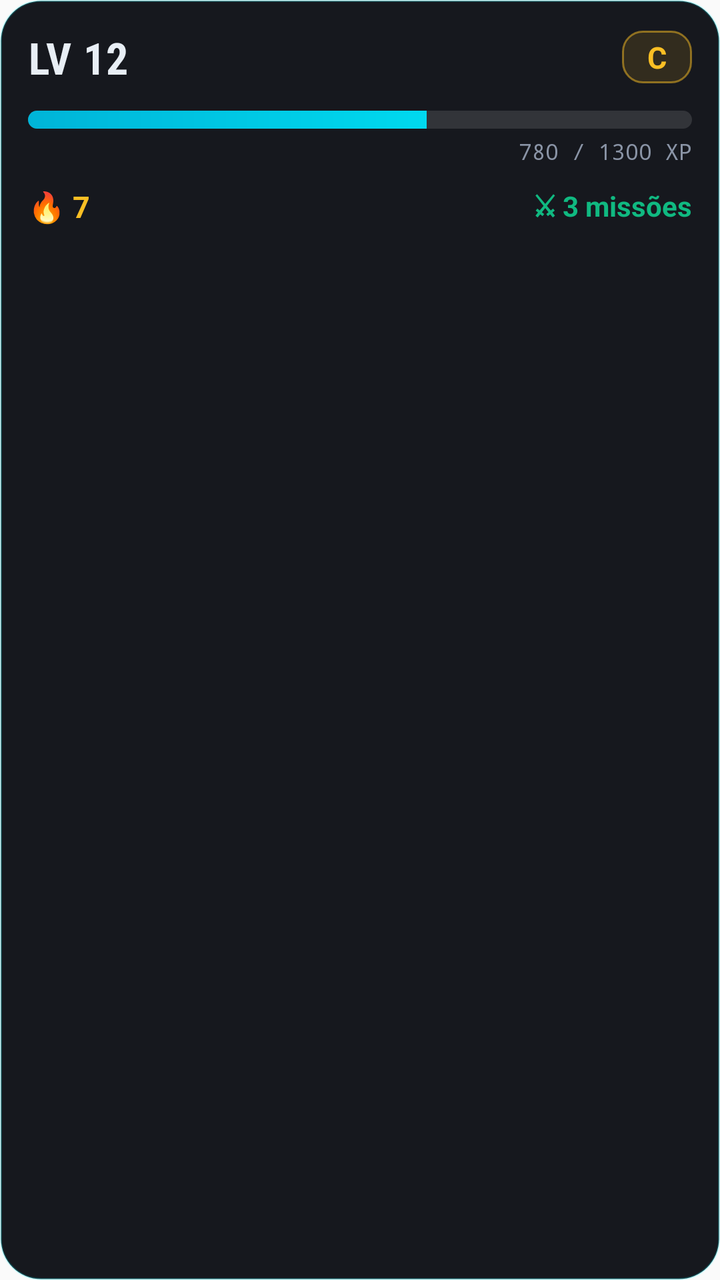
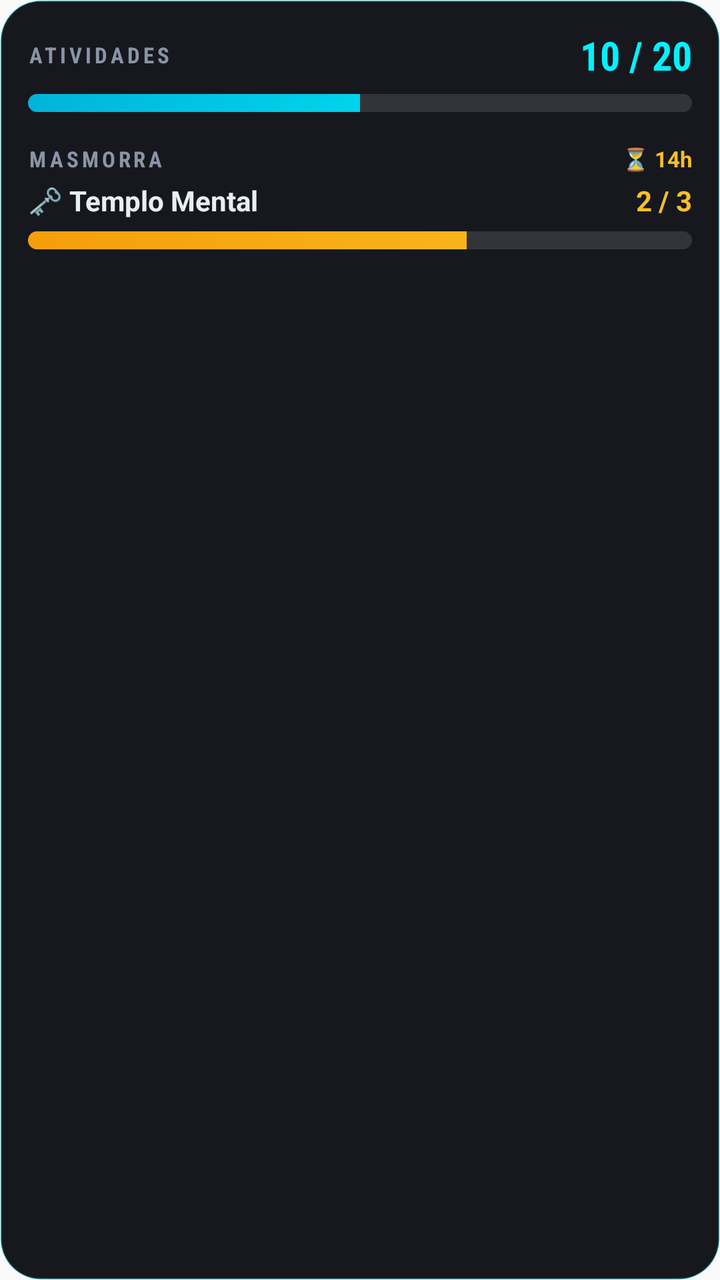

An Android layout rendered at two revisions. The XML below is the earlier revision; the diff shows what the commit changed to produce the second picture.
<!-- AndroidManifest.xml: application theme AppTheme -->
<!-- res/layout/widget_liferpg.xml -->
<?xml version="1.0" encoding="utf-8"?>
<LinearLayout xmlns:android="http://schemas.android.com/apk/res/android"
    android:id="@+id/widget_root"
    android:layout_width="match_parent"
    android:layout_height="match_parent"
    android:orientation="vertical"
    android:background="@drawable/widget_bg"
    android:padding="14dp">

    
    <LinearLayout
        android:layout_width="match_parent"
        android:layout_height="wrap_content"
        android:orientation="horizontal"
        android:gravity="center_vertical">

        <TextView
            android:id="@+id/widget_level"
            android:layout_width="0dp"
            android:layout_height="wrap_content"
            android:layout_weight="1"
            android:text="LV 12"
            android:textColor="#E8EEF5"
            android:textStyle="bold"
            android:textSize="22sp"
            android:fontFamily="sans-serif-condensed"
            android:letterSpacing="0.02" />

        <TextView
            android:id="@+id/widget_rank"
            android:layout_width="wrap_content"
            android:layout_height="wrap_content"
            android:background="@drawable/widget_rank_badge"
            android:paddingStart="12dp"
            android:paddingEnd="12dp"
            android:paddingTop="3dp"
            android:paddingBottom="3dp"
            android:text="C"
            android:textColor="#FBBF24"
            android:textStyle="bold"
            android:textSize="15sp"
            android:letterSpacing="0.08" />
    </LinearLayout>

    
    <ProgressBar
        android:id="@+id/widget_xp_bar"
        style="?android:attr/progressBarStyleHorizontal"
        android:layout_width="match_parent"
        android:layout_height="9dp"
        android:layout_marginTop="12dp"
        android:max="100"
        android:progress="60"
        android:progressDrawable="@drawable/widget_xp_progress" />

    <TextView
        android:id="@+id/widget_xp_text"
        android:layout_width="match_parent"
        android:layout_height="wrap_content"
        android:layout_marginTop="4dp"
        android:text="780 / 1300 XP"
        android:textColor="#8A94A6"
        android:textSize="11sp"
        android:gravity="end"
        android:fontFamily="monospace" />

    
    <LinearLayout
        android:layout_width="match_parent"
        android:layout_height="wrap_content"
        android:orientation="horizontal"
        android:layout_marginTop="10dp"
        android:gravity="center_vertical">

        <TextView
            android:id="@+id/widget_streak"
            android:layout_width="0dp"
            android:layout_height="wrap_content"
            android:layout_weight="1"
            android:text="🔥 7"
            android:textColor="#FBBF24"
            android:textStyle="bold"
            android:textSize="15sp" />

        <TextView
            android:id="@+id/widget_quests"
            android:layout_width="wrap_content"
            android:layout_height="wrap_content"
            android:text="⚔ 3 missões"
            android:textColor="#10B981"
            android:textStyle="bold"
            android:textSize="14sp" />
    </LinearLayout>

</LinearLayout>
<!-- resources referenced by this layout -->
<resources>
  <!-- drawable widget_bg (drawable) -->
  <?xml version="1.0" encoding="utf-8"?>
  <shape xmlns:android="http://schemas.android.com/apk/res/android"
      android:shape="rectangle">
      <solid android:color="#F20A0C12" />
      <corners android:radius="20dp" />
      <stroke android:width="1dp" android:color="#3300F2FE" />
  </shape>
  <!-- drawable widget_rank_badge (drawable) -->
  <?xml version="1.0" encoding="utf-8"?>
  <shape xmlns:android="http://schemas.android.com/apk/res/android"
      android:shape="rectangle">
      <solid android:color="#1FFBBF24" />
      <corners android:radius="10dp" />
      <stroke android:width="1dp" android:color="#80FBBF24" />
  </shape>
  <!-- drawable widget_xp_progress (drawable) -->
  <?xml version="1.0" encoding="utf-8"?>
  <layer-list xmlns:android="http://schemas.android.com/apk/res/android">
      <item android:id="@android:id/background">
          <shape android:shape="rectangle">
              <corners android:radius="6dp" />
              <solid android:color="#1FFFFFFF" />
          </shape>
      </item>
      <item android:id="@android:id/progress">
          <clip>
              <shape android:shape="rectangle">
                  <corners android:radius="6dp" />
                  <gradient
                      android:angle="0"
                      android:startColor="#00B4D8"
                      android:endColor="#00F2FE" />
              </shape>
          </clip>
      </item>
  </layer-list>
  <style name="AppTheme" parent="Theme.AppCompat.Light.DarkActionBar">
          
          <item name="colorPrimary">@color/colorPrimary</item>
          <item name="colorPrimaryDark">@color/colorPrimaryDark</item>
          <item name="colorAccent">@color/colorAccent</item>
      </style>
</resources>

<!-- the commit's change to res/layout/widget_liferpg.xml (unified diff, before → after) -->
@@ -15,81 +15,104 @@
         android:gravity="center_vertical">
 
         <TextView
-            android:id="@+id/widget_level"
             android:layout_width="0dp"
             android:layout_height="wrap_content"
             android:layout_weight="1"
-            android:text="LV 12"
-            android:textColor="#E8EEF5"
+            android:text="ATIVIDADES"
+            android:textColor="#8A94A6"
+            android:textSize="11sp"
             android:textStyle="bold"
-            android:textSize="22sp"
-            android:fontFamily="sans-serif-condensed"
-            android:letterSpacing="0.02" />
+            android:letterSpacing="0.15"
+            android:fontFamily="sans-serif-condensed" />
 
         <TextView
-            android:id="@+id/widget_rank"
+            android:id="@+id/widget_act_value"
             android:layout_width="wrap_content"
             android:layout_height="wrap_content"
-            android:background="@drawable/widget_rank_badge"
-            android:paddingStart="12dp"
-            android:paddingEnd="12dp"
-            android:paddingTop="3dp"
-            android:paddingBottom="3dp"
-            android:text="C"
-            android:textColor="#FBBF24"
+            android:text="10 / 20"
+            android:textColor="#00F2FE"
             android:textStyle="bold"
-            android:textSize="15sp"
-            android:letterSpacing="0.08" />
+            android:textSize="20sp"
+            android:fontFamily="sans-serif-condensed" />
     </LinearLayout>
 
-    
     <ProgressBar
-        android:id="@+id/widget_xp_bar"
+        android:id="@+id/widget_act_bar"
         style="?android:attr/progressBarStyleHorizontal"
         android:layout_width="match_parent"
         android:layout_height="9dp"
-        android:layout_marginTop="12dp"
+        android:layout_marginTop="6dp"
         android:max="100"
-        android:progress="60"
+        android:progress="50"
         android:progressDrawable="@drawable/widget_xp_progress" />
-
-    <TextView
-        android:id="@+id/widget_xp_text"
-        android:layout_width="match_parent"
-        android:layout_height="wrap_content"
-        android:layout_marginTop="4dp"
-        android:text="780 / 1300 XP"
-        android:textColor="#8A94A6"
-        android:textSize="11sp"
-        android:gravity="end"
-        android:fontFamily="monospace" />
 
     
     <LinearLayout
         android:layout_width="match_parent"
         android:layout_height="wrap_content"
         android:orientation="horizontal"
-        android:layout_marginTop="10dp"
+        android:layout_marginTop="16dp"
         android:gravity="center_vertical">
 
         <TextView
-            android:id="@+id/widget_streak"
             android:layout_width="0dp"
             android:layout_height="wrap_content"
             android:layout_weight="1"
-            android:text="🔥 7"
-            android:textColor="#FBBF24"
+            android:text="MASMORRA"
+            android:textColor="#8A94A6"
+            android:textSize="11sp"
             android:textStyle="bold"
-            android:textSize="15sp" />
+            android:letterSpacing="0.15"
+            android:fontFamily="sans-serif-condensed" />
 
         <TextView
-            android:id="@+id/widget_quests"
+            android:id="@+id/widget_dungeon_time"
             android:layout_width="wrap_content"
             android:layout_height="wrap_content"
-            android:text="⚔ 3 missões"
-            android:textColor="#10B981"
+            android:text="⏳ 14h"
+            android:textColor="#FBBF24"
+            android:textSize="11sp"
+            android:textStyle="bold" />
+    </LinearLayout>
+
+    <LinearLayout
+        android:layout_width="match_parent"
+        android:layout_height="wrap_content"
+        android:orientation="horizontal"
+        android:layout_marginTop="4dp"
+        android:gravity="center_vertical">
+
+        <TextView
+            android:id="@+id/widget_dungeon_title"
+            android:layout_width="0dp"
+            android:layout_height="wrap_content"
+            android:layout_weight="1"
+            android:text="🗝 Templo Mental"
+            android:textColor="#E8EEF5"
+            android:textStyle="bold"
+            android:textSize="14sp"
+            android:maxLines="1"
+            android:ellipsize="end" />
+
+        <TextView
+            android:id="@+id/widget_dungeon_value"
+            android:layout_width="wrap_content"
+            android:layout_height="wrap_content"
+            android:layout_marginStart="8dp"
+            android:text="2 / 3"
+            android:textColor="#FBBF24"
             android:textStyle="bold"
             android:textSize="14sp" />
     </LinearLayout>
 
+    <ProgressBar
+        android:id="@+id/widget_dungeon_bar"
+        style="?android:attr/progressBarStyleHorizontal"
+        android:layout_width="match_parent"
+        android:layout_height="9dp"
+        android:layout_marginTop="6dp"
+        android:max="100"
+        android:progress="66"
+        android:progressDrawable="@drawable/widget_dungeon_progress" />
+
 </LinearLayout>
<!-- resource entries referenced after the edit -->
@@ -8,14 +8,27 @@
       <corners android:radius="20dp" />
       <stroke android:width="1dp" android:color="#3300F2FE" />
   </shape>
-  <!-- drawable widget_rank_badge (drawable) -->
+  <!-- drawable widget_dungeon_progress (drawable) -->
   <?xml version="1.0" encoding="utf-8"?>
-  <shape xmlns:android="http://schemas.android.com/apk/res/android"
-      android:shape="rectangle">
-      <solid android:color="#1FFBBF24" />
-      <corners android:radius="10dp" />
-      <stroke android:width="1dp" android:color="#80FBBF24" />
-  </shape>
+  <layer-list xmlns:android="http://schemas.android.com/apk/res/android">
+      <item android:id="@android:id/background">
+          <shape android:shape="rectangle">
+              <corners android:radius="6dp" />
+              <solid android:color="#1FFFFFFF" />
+          </shape>
+      </item>
+      <item android:id="@android:id/progress">
+          <clip>
+              <shape android:shape="rectangle">
+                  <corners android:radius="6dp" />
+                  <gradient
+                      android:angle="0"
+                      android:startColor="#F59E0B"
+                      android:endColor="#FBBF24" />
+              </shape>
+          </clip>
+      </item>
+  </layer-list>
   <!-- drawable widget_xp_progress (drawable) -->
   <?xml version="1.0" encoding="utf-8"?>
   <layer-list xmlns:android="http://schemas.android.com/apk/res/android">
